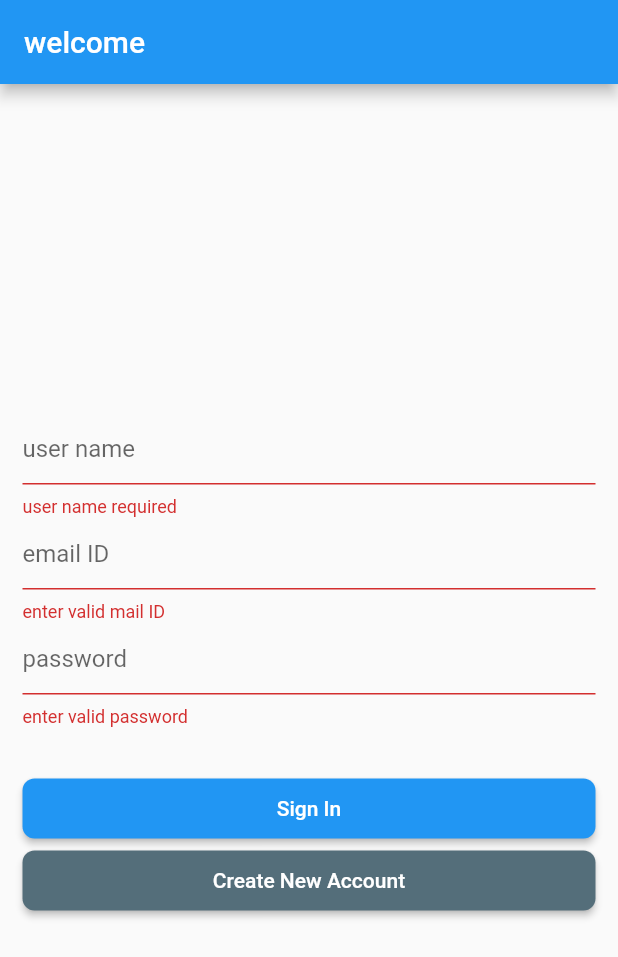
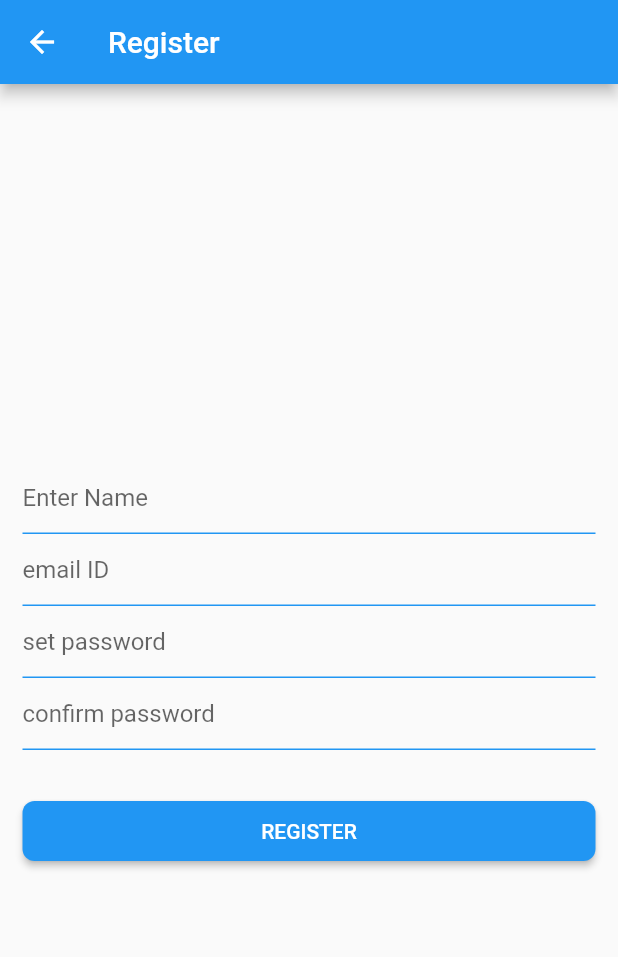
Before and after one commit to abhijithVM/allianze-infosoft-, a Flutter app: the screen it shows after launch, after a tap on "Sign In", after a tap on "Create New Account", on a phone screen of 412 x 824 dp. Shown: the top 957 px of the screen. Run offline on Flutter 3.47's test engine with Material 2 defaults, Android fonts, the phone set to English and light mode, and no system bars; our stand-ins replace equatable, firebase_auth, firebase_core; accounts and stored records are empty.

Commit message:
registration created

```diff
--- a/lib/core/services/auth.dart
+++ b/lib/core/services/auth.dart
@@ -18,7 +18,7 @@ class AuthenticationMethod {
       User? _fireBaseUser = _result.user;
       return _userFromFireBaseModel(_fireBaseUser!);
     } catch (e) {
-      debugPrint(e.toString() + " authentication erorr");
+      debugPrint(e.toString() + " log-in authentication erorr");
     }
   }
 
@@ -32,7 +32,7 @@ class AuthenticationMethod {
       User? _fireBaseUser = _result.user;
       return _userFromFireBaseModel(_fireBaseUser!);
     } catch (e) {
-      debugPrint(e.toString() + " authentication erorr");
+      debugPrint(e.toString() + " sign-Up erorr");
     }
   }
 
--- a/lib/views/auth/sign_up.dart
+++ b/lib/views/auth/sign_up.dart
@@ -0,0 +1,128 @@
+import 'package:allianze/core/common_widget/custom_button.dart';
+import 'package:allianze/core/common_widget/input_filed.dart';
+import 'package:allianze/core/services/auth.dart';
+import 'package:allianze/views/chat_page/land_screen.dart';
+import 'package:flutter/cupertino.dart';
+import 'package:flutter/material.dart';
+
+class RegisterScreen extends StatefulWidget {
+  const RegisterScreen({Key? key}) : super(key: key);
+
+  @override
+  State<RegisterScreen> createState() => _RegisterScreenState();
+}
+
+class _RegisterScreenState extends State<RegisterScreen> {
+  final TextEditingController _nameControler = TextEditingController();
+  final TextEditingController _passControler = TextEditingController();
+  final TextEditingController _confpassControler = TextEditingController();
+  final TextEditingController _mailControler = TextEditingController();
+  final GlobalKey<FormState> _formKey = GlobalKey<FormState>();
+  bool _isLoading = false;
+
+  final AuthenticationMethod _authenticationMethod = AuthenticationMethod();
+  @override
+  Widget build(BuildContext context) {
+    return Scaffold(
+      appBar: AppBar(title: const Text("Register ")),
+      body: SafeArea(
+          child: SingleChildScrollView(
+        child: Padding(
+          padding: const EdgeInsets.symmetric(horizontal: 15.0),
+          child: SizedBox(
+            height: MediaQuery.of(context).size.height - 50,
+            child: Form(
+              key: _formKey,
+              child: !_isLoading
+                  ? Column(
+                      mainAxisAlignment: MainAxisAlignment.center,
+                      crossAxisAlignment: CrossAxisAlignment.center,
+                      mainAxisSize: MainAxisSize.max,
+                      children: [
+                        TextFormField(
+                          controller: _nameControler,
+                          decoration: customInputDecoration(hint: "Enter Name"),
+                          validator: (value) {
+                            if (value!.isEmpty) {
+                              return (' name required');
+                            }
+                            return null;
+                          },
+                        ),
+                        TextFormField(
+                          controller: _mailControler,
+                          decoration: customInputDecoration(hint: "email ID"),
+                          validator: (val) {
+                            String pattern =
+                                r'^(([^<>()[\]\\.,;:\s@\"]+(\.[^<>()[\]\\.,;:\s@\"]+)*)|(\".+\"))@((\[[0-9]{1,3}\.[0-9]{1,3}\.[0-9]{1,3}\.[0-9]{1,3}\])|(([a-zA-Z\-0-9]+\.)+[a-zA-Z]{2,}))$';
+                            RegExp regex = RegExp(pattern);
+                            return !regex.hasMatch(val ?? "") || val!.isEmpty
+                                ? "enter valid mail ID"
+                                : null;
+                          },
+                        ),
+                        TextFormField(
+                          obscureText: true,
+                          controller: _passControler,
+                          decoration:
+                              customInputDecoration(hint: "set password"),
+                          validator: (value) {
+                            return (value!.isEmpty || value.length < 6)
+                                ? ('enter valid password')
+                                : null;
+                          },
+                        ),
+                        TextFormField(
+                          obscureText: true,
+                          controller: _confpassControler,
+                          decoration:
+                              customInputDecoration(hint: "confirm password"),
+                          validator: (value) {
+                            if (value!.isEmpty || value.length < 6) {
+                              return "enter valid password";
+                            }
+                            if (_passControler.text !=
+                                _confpassControler.text) {
+                              return "confirm password properly";
+                            }
+                            return null;
+                          },
+                        ),
+                        const SizedBox(height: 30),
+                        CommonButton(
+                            onPressed: () {
+                              FocusScope.of(context).unfocus();
+                              if (!_formKey.currentState!.validate()) {
+                                return;
+                              } else if (_formKey.currentState!.validate()) {
+                                userRegister();
+                                _formKey.currentState!.save();
+                              }
+                            },
+                            label: "REGISTER"),
+                      ],
+                    )
+                  : const Center(child: CupertinoActivityIndicator(radius: 66)),
+            ),
+          ),
+        ),
+      )),
+    );
+  }
+
+  void userRegister() {
+    if (_formKey.currentState!.validate()) {
+      _authenticationMethod
+          .signUpWithMailPassword(
+              mail: _mailControler.text, passWord: _passControler.text)
+          .then((value) {
+        Navigator.of(context).pushAndRemoveUntil(
+            MaterialPageRoute(builder: (context) => const LandScreen()),
+            (Route<dynamic> route) => false);
+      });
+      setState(() {
+        _isLoading = true;
+      });
+    }
+  }
+}
--- a/lib/views/auth/signin.dart
+++ b/lib/views/auth/signin.dart
@@ -1,6 +1,8 @@
 import 'package:allianze/core/common_widget/custom_button.dart';
 import 'package:allianze/core/common_widget/input_filed.dart';
 import 'package:allianze/core/services/auth.dart';
+import 'package:allianze/views/auth/sign_up.dart';
+import 'package:allianze/views/chat_page/land_screen.dart';
 import 'package:flutter/cupertino.dart';
 import 'package:flutter/material.dart';
 
@@ -38,16 +40,6 @@ class _SignInScreenState extends State<SignInScreen> {
                       mainAxisSize: MainAxisSize.max,
                       children: [
                         TextFormField(
-                          controller: _nameControler,
-                          decoration: customInputDecoration(hint: "user name"),
-                          validator: (value) {
-                            if (value!.isEmpty) {
-                              return ('user name required');
-                            }
-                            return null;
-                          },
-                        ),
-                        TextFormField(
                           controller: _mailControler,
                           decoration: customInputDecoration(hint: "email ID"),
                           validator: (val) {
@@ -82,7 +74,13 @@ class _SignInScreenState extends State<SignInScreen> {
                             },
                             label: "Sign In"),
                         CommonButton(
-                          onPressed: () {},
+                          onPressed: () {
+                            Navigator.push(
+                                context,
+                                MaterialPageRoute(
+                                    builder: (context) =>
+                                        const RegisterScreen()));
+                          },
                           label: "Create New Account",
                           color: Colors.blueGrey.shade600,
                         )
@@ -101,7 +99,12 @@ class _SignInScreenState extends State<SignInScreen> {
       _authenticationMethod
           .signInWithMailPassword(
               mail: _mailControler.text, passWord: _passControler.text)
-          .then((value) => debugPrint("signIn screen" + value.toString()));
+          .then((value) {
+        debugPrint("signIn screen ${value.uid}");
+        Navigator.of(context).pushAndRemoveUntil(
+            MaterialPageRoute(builder: (context) => const LandScreen()),
+            (Route<dynamic> route) => false);
+      });
       setState(() {
         _isLoading = true;
       });
```
Also changed, not shown: 1 other file.
